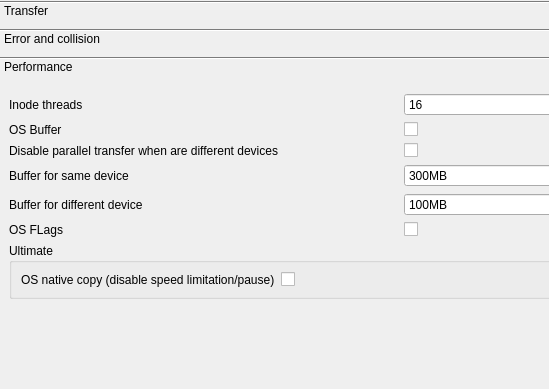
The window that plugins/CopyEngine/Ultracopier-Spec/copyEngineOptions.ui (alphaonex86/Ultracopier) describes before a commit, drawn with Qt 5; both pictures show x 0 to 549 and y 0 to 389 of the 801 by 504 pixel window.
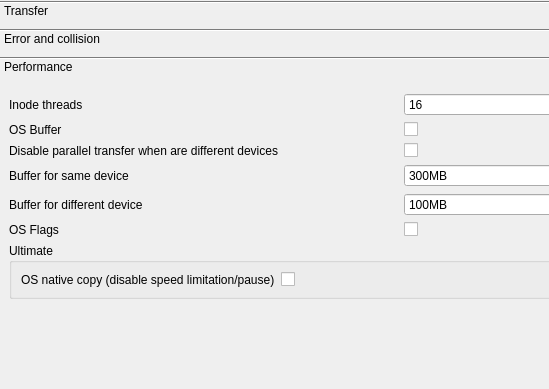
The same window after the commit.

```diff
--- a/plugins/CopyEngine/Ultracopier-Spec/copyEngineOptions.ui
+++ b/plugins/CopyEngine/Ultracopier-Spec/copyEngineOptions.ui
@@ -481,7 +481,7 @@
        <item row="5" column="0">
         <widget class="QLabel" name="label_15">
          <property name="text">
-          <string>OS FLags</string>
+          <string>OS Flags</string>
          </property>
         </widget>
        </item>
```
